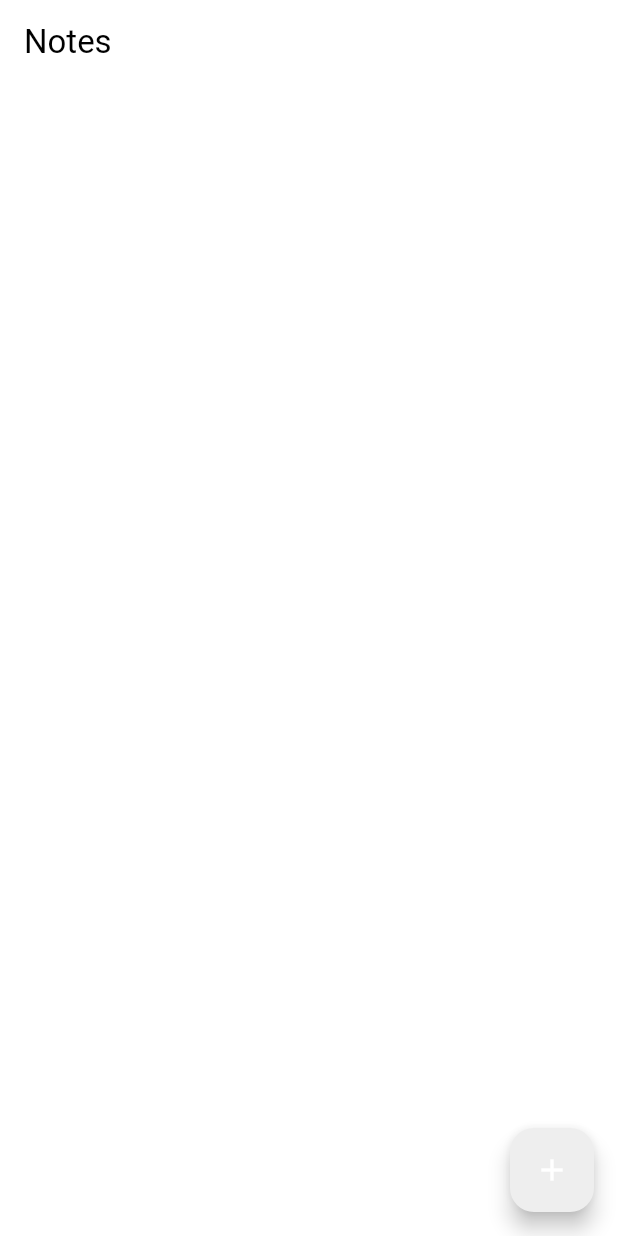
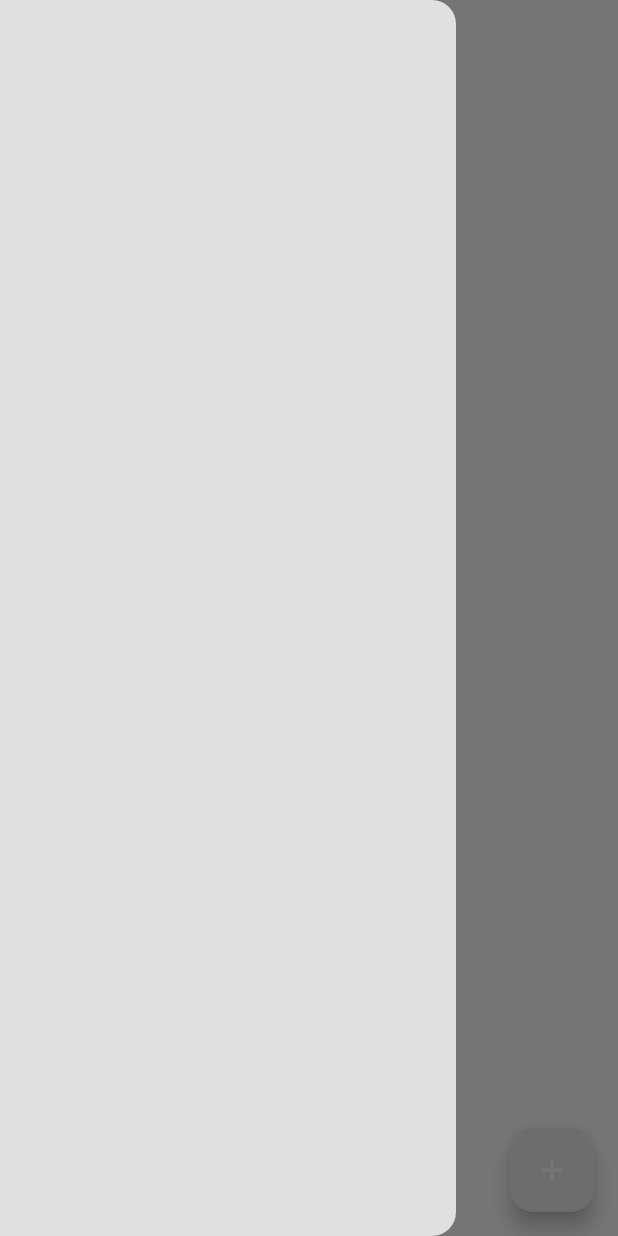
Before and after one commit to kaku981/notes, a Flutter app: the screen it shows after launch, with the side drawer open (before the commit the screen has no drawer), on a phone screen of 412 x 824 dp. Run offline on Flutter 3.47's test engine with Material 3 defaults, Android fonts, the phone set to English and light mode, and no system bars; our stand-ins replace google_fonts, isar; accounts and stored records are empty; generated files the repository leaves out were written again.

```diff
--- a/lib/pages/notes_page.dart
+++ b/lib/pages/notes_page.dart
@@ -1,4 +1,5 @@
 import 'package:flutter/material.dart';
+import 'package:google_fonts/google_fonts.dart';
 import 'package:notes/models/note.dart';
 import 'package:notes/models/note_database.dart';
 import 'package:provider/provider.dart';
@@ -88,12 +89,33 @@ class _NotesPageState extends State<NotesPage> {
     List<Note> currentNotes = noteDatabase.currentNotes;
 
     return Scaffold(
-      appBar: AppBar(title: Text('Notes')),
+      appBar: AppBar(
+        elevation: 0,
+        backgroundColor: Colors.transparent,
+        foregroundColor: Theme.of(context).colorScheme.inversePrimary,
+      ),
+      backgroundColor: Theme.of(context).colorScheme.background,
       floatingActionButton: FloatingActionButton(
         onPressed: createNote,
-        child: Icon(Icons.add),
+        child: const Icon(Icons.add),
       ),
-      body: ListView.builder(
+      drawer: Drawer(),
+      body: Column(
+        crossAxisAlignment: CrossAxisAlignment.start,
+        children: [
+          Padding(
+            padding: const EdgeInsets.only(left: 25.0),
+            child: Text(
+              'Notes',
+              style: GoogleFonts.dmSerifText(
+                fontSize: 48,
+                color: Theme.of(context).colorScheme.inversePrimary,
+                ),
+            ),
+          ),
+
+          Expanded(
+            child: ListView.builder(
               itemCount: currentNotes.length,
               itemBuilder: (context, index) {
                 final note = currentNotes[index];
@@ -115,7 +137,10 @@ class _NotesPageState extends State<NotesPage> {
                   ),
                 );
               },
-      )
+            ),
+          ),
+        ],
+      ),
     );
   }
 }
--- a/lib/theme/theme.dart
+++ b/lib/theme/theme.dart
@@ -4,7 +4,7 @@ import 'package:flutter/material.dart';
 ThemeData lightMode = ThemeData(
   brightness: Brightness.light,
   colorScheme: ColorScheme.light(
-    background: Colors.grey.shade300,
+    surface: Colors.grey.shade300,
     primary: Colors.grey.shade200,
     secondary: Colors.grey.shade400,
     inversePrimary: Colors.grey.shade800,
@@ -15,7 +15,7 @@ ThemeData lightMode = ThemeData(
 ThemeData darkMode = ThemeData(
   brightness: Brightness.dark,
   colorScheme: ColorScheme.dark(
-    background: Colors.grey.shade900,
+    surface: Colors.grey.shade900,
     primary: Colors.grey.shade800,
     secondary: Colors.grey.shade700,
     inversePrimary: Colors.grey.shade300,
--- a/pubspec.yaml
+++ b/pubspec.yaml
@@ -9,6 +9,7 @@ environment:
 dependencies:
   flutter:
     sdk: flutter
+  google_fonts: ^8.2.1
   isar: ^3.1.0+1
   isar_flutter_libs: ^3.1.0+1
   path_provider: ^2.1.6
```
Also changed, not shown: pubspec.lock. Lines whose indentation alone changed are shown as unchanged.
